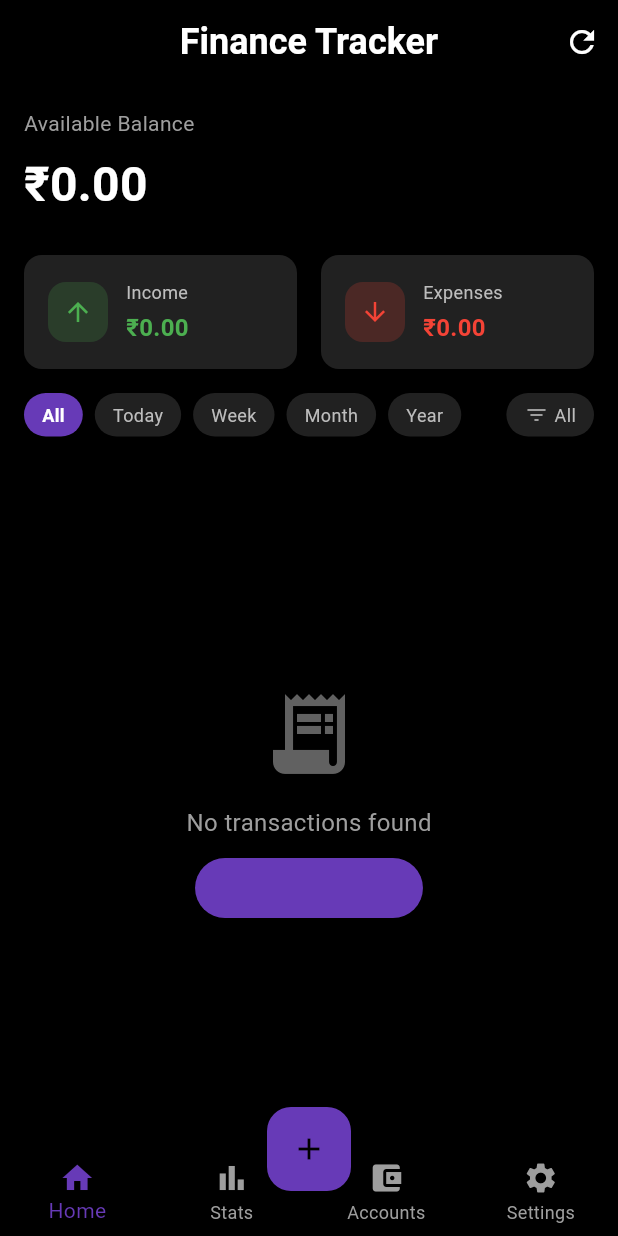
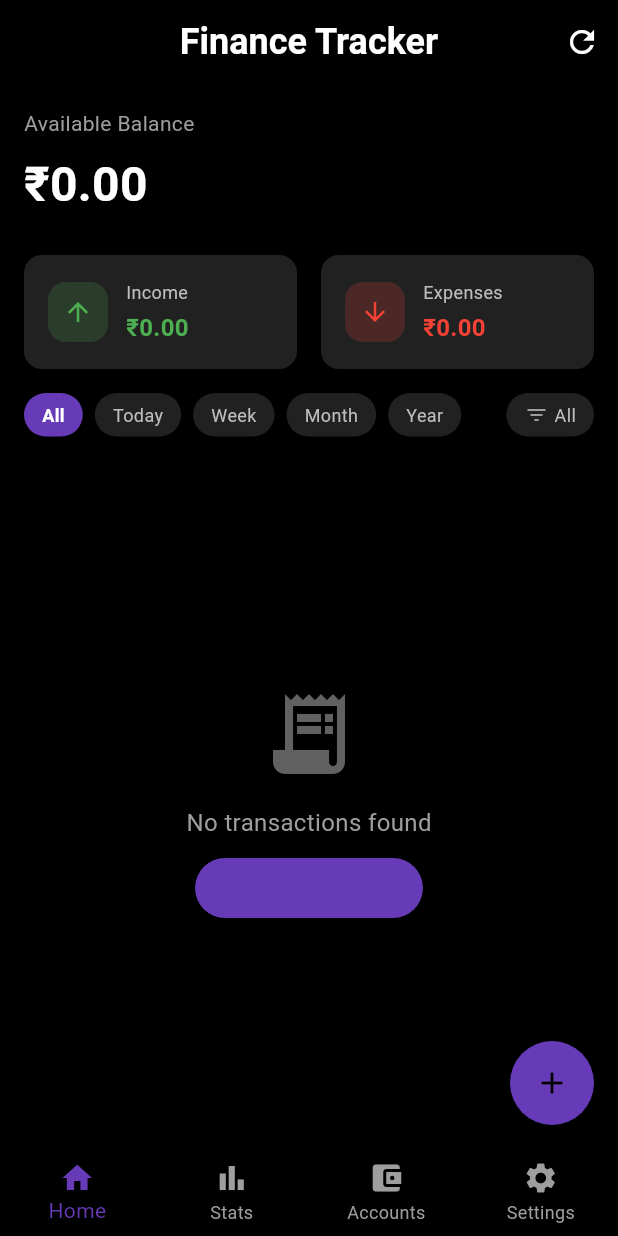
Before and after one commit to gagan-j/expence_manager_base_p1, a Flutter app: the screen it shows once a user with an empty profile is signed in, on a phone screen of 412 x 824 dp. Run offline on Flutter 3.47's test engine with Material 3 defaults, Android fonts, the phone set to English and light mode, and no system bars; our stand-ins replace firebase_auth, firebase_core, flutter_local_notifications, google_sign_in, shared_preferences, sqflite and 1 more; accounts and stored records are empty.

Commit message:
finishing_part

```diff
--- a/lib/screens/home_screen.dart
+++ b/lib/screens/home_screen.dart
@@ -230,7 +230,7 @@ class _HomeScreenState extends State<HomeScreen> {
                   ),
                   const SizedBox(width: 8),
                   PopupMenuButton<String>(
-                    icon: const Icon(Icons.filter_list, color: Colors.grey),
+                    //icon: const Icon(Icons.filter_list, color: Colors.grey), its giving me error during emulation idk check once
                     onSelected: (value) {
                       setState(() {
                         _selectedType = value;
--- a/lib/screens/main_navigation.dart
+++ b/lib/screens/main_navigation.dart
@@ -1,10 +1,10 @@
 import 'package:flutter/material.dart';
-// Make sure these imports match your actual file locations
 import './home_screen.dart';
 import './stats_screen.dart';
 import './accounts_screen.dart';
 import './settings_screen.dart';
 import './new_expense_screen.dart';
+import 'package:animations/animations.dart';
 
 class MainNavigation extends StatefulWidget {
   const MainNavigation({Key? key}) : super(key: key);
@@ -68,23 +68,37 @@ class _MainNavigationState extends State<MainNavigation> {
           ),
         ],
       ),
-      floatingActionButton: FloatingActionButton(
-        onPressed: () {
-          Navigator.push(
-            context,
-            MaterialPageRoute(builder: (context) => const NewExpenseScreen()),
-          ).then((value) {
-            if (value == true) {
-              setState(() {
-                // Refresh if needed
-              });
-            }
-          });
+      floatingActionButton: OpenContainer(
+        transitionType: ContainerTransitionType.fade,
+        openBuilder: (BuildContext context, VoidCallback _) {
+          return const NewExpenseScreen();
         },
-        backgroundColor: Colors.deepPurple,
-        child: const Icon(Icons.add),
+        closedElevation: 6.0,
+        closedShape: const RoundedRectangleBorder(
+          borderRadius: BorderRadius.all(Radius.circular(56 / 2)),
+        ),
+        closedColor: Colors.deepPurple,
+        closedBuilder: (BuildContext context, VoidCallback openContainer) {
+          return SizedBox(
+            height: 56,
+            width: 56,
+            child: Center(
+              child: Icon(
+                Icons.add,
+                color: Theme.of(context).colorScheme.onPrimary,
+              ),
+            ),
+          );
+        },
+        onClosed: (data) {
+          if (data == true) {
+            setState(() {
+              // Refresh if needed
+            });
+          }
+        },
       ),
-      floatingActionButtonLocation: FloatingActionButtonLocation.centerDocked,
+      floatingActionButtonLocation: FloatingActionButtonLocation.endFloat,
     );
   }
 }
--- a/pubspec.yaml
+++ b/pubspec.yaml
@@ -23,6 +23,7 @@ dependencies:
   flutter_local_notifications: ^15.1.0
   syncfusion_flutter_charts: ^29.1.35
   cupertino_icons: ^1.0.8
+  animations: ^2.0.8
 
 dev_dependencies:
   flutter_test:
```
Also changed, not shown: pubspec.lock, 4 other files.
